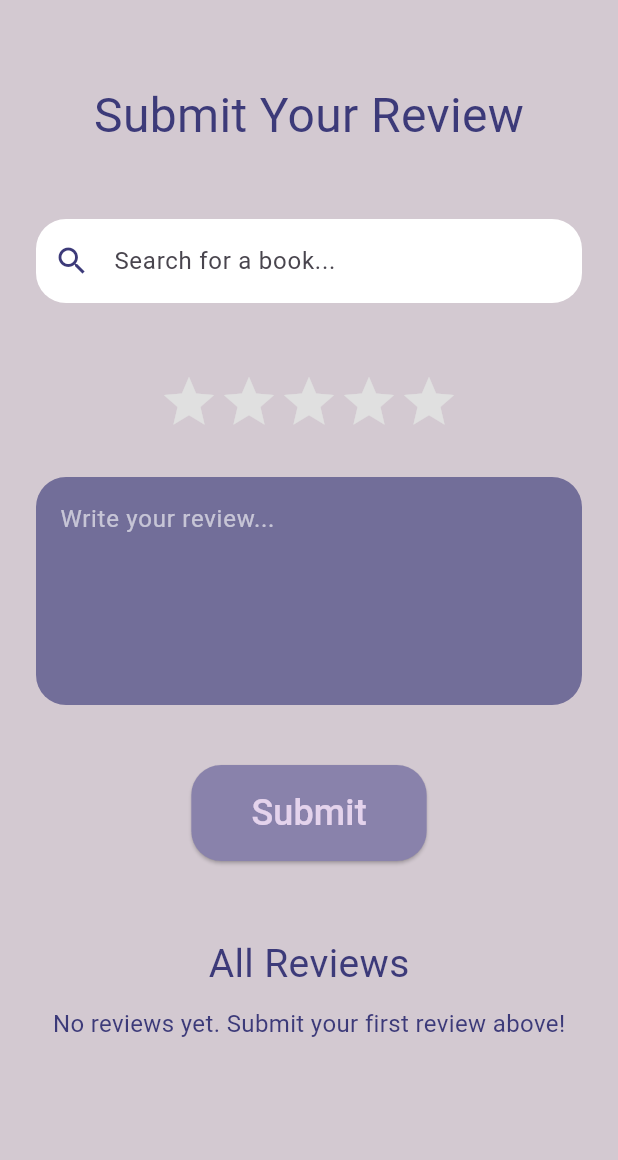
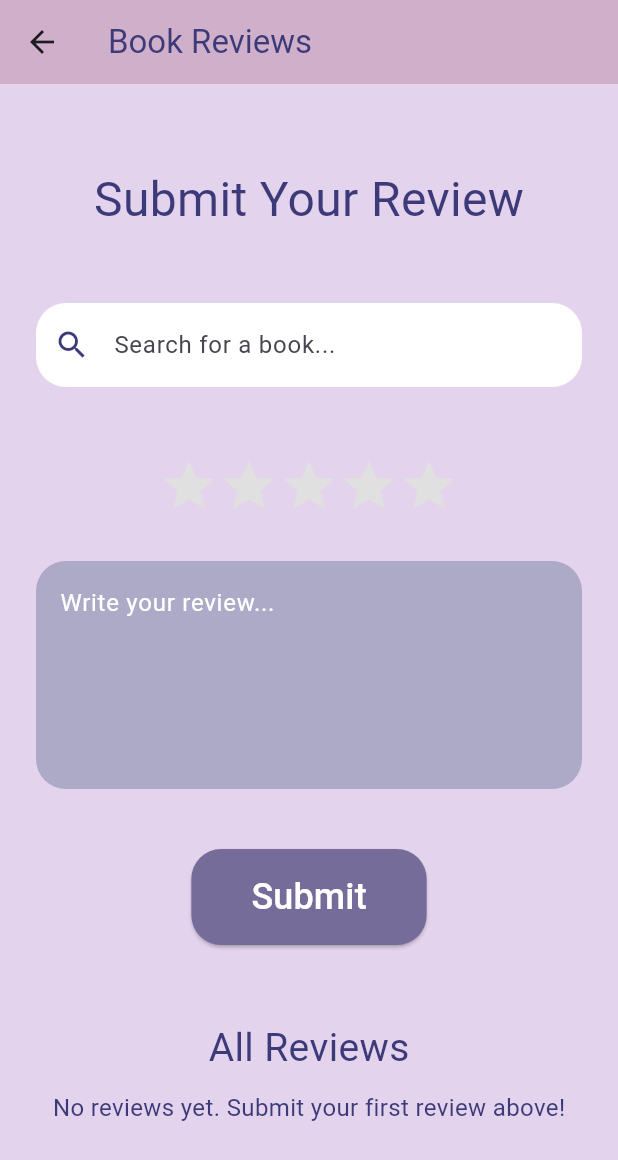
Before and after one commit to leyyenahsophie/CrystalBall, a Flutter app: the ReviewPage screen opened directly, on a phone screen of 412 x 824 dp. Shown: the top 1160 px of the screen. Run offline on Flutter 3.47's test engine with Material 3 defaults, Android fonts, the light colour scheme and no system bars; our stand-ins replace bottom_navy_bar, cloud_firestore, firebase_auth, firebase_core, flutter_dotenv, flutter_form_builder and 1 more; accounts and stored records are empty; generated files the repository leaves out were written again; Roboto replaces fonts that are missing (Josefin Slab).

Commit message:
final changes

```diff
--- a/crystal_ball/lib/review_screen.dart
+++ b/crystal_ball/lib/review_screen.dart
@@ -3,6 +3,7 @@ import 'package:firebase_auth/firebase_auth.dart';
 import 'package:cloud_firestore/cloud_firestore.dart';
 import 'database_service.dart';
 import 'api_service.dart';
+import 'colors.dart';
 
 class ReviewPage extends StatefulWidget {
   const ReviewPage({super.key});
@@ -323,7 +324,17 @@ class _ReviewPageState extends State<ReviewPage> {
   @override
   Widget build(BuildContext context) {
     return Scaffold(
-      backgroundColor: const Color(0xFFD3C9D1),
+      backgroundColor: AppColors.background,
+      appBar: AppBar(
+        title: const Text(
+          'Book Reviews',
+          style: TextStyle(
+            color: AppColors.textPrimary,
+            fontFamily: 'Josefin Slab',
+          ),
+        ),
+        backgroundColor: AppColors.primary,
+      ),
       body: SingleChildScrollView(
         padding: const EdgeInsets.all(24),
         child: Column(
@@ -335,7 +346,7 @@ class _ReviewPageState extends State<ReviewPage> {
               style: TextStyle(
                 fontSize: 32,
                 fontFamily: 'Josefin Slab',
-                color: Color(0xFF3C3A79),
+                color: AppColors.textPrimary,
               ),
             ),
             const SizedBox(height: 30),
@@ -355,21 +366,21 @@ class _ReviewPageState extends State<ReviewPage> {
               decoration: InputDecoration(
                 hintText: 'Write your review...',
                 filled: true,
-                fillColor: const Color(0xA33C3A79),
-                hintStyle: const TextStyle(color: Colors.white60),
+                fillColor: AppColors.secondary,
+                hintStyle: const TextStyle(color: AppColors.textSecondary),
                 border: OutlineInputBorder(
                   borderRadius: BorderRadius.circular(20),
                   borderSide: BorderSide.none,
                 ),
               ),
-              style: const TextStyle(color: Colors.white),
+              style: const TextStyle(color: AppColors.textPrimary),
             ),
             const SizedBox(height: 40),
 
             ElevatedButton(
               onPressed: submitReview,
               style: ElevatedButton.styleFrom(
-                backgroundColor: const Color(0xFF8982AB),
+                backgroundColor: AppColors.accent1,
                 padding: const EdgeInsets.symmetric(horizontal: 40, vertical: 15),
                 shape: RoundedRectangleBorder(
                   borderRadius: BorderRadius.circular(20),
@@ -380,7 +391,7 @@ class _ReviewPageState extends State<ReviewPage> {
                 style: TextStyle(
                   fontSize: 24,
                   fontFamily: 'Josefin Slab',
-                  color: Color(0xFFE4D3EC),
+                  color: AppColors.textSecondary,
                 ),
               ),
             ),
@@ -391,7 +402,7 @@ class _ReviewPageState extends State<ReviewPage> {
               style: TextStyle(
                 fontSize: 26,
                 fontFamily: 'Josefin Slab',
-                color: Color(0xFF3C3A79),
+                color: AppColors.textPrimary,
               ),
             ),
             const SizedBox(height: 10),
@@ -401,7 +412,7 @@ class _ReviewPageState extends State<ReviewPage> {
                 style: TextStyle(
                   fontSize: 16,
                   fontFamily: 'Josefin Slab',
-                  color: Color(0xFF3C3A79),
+                  color: AppColors.textPrimary,
                 ),
               )
             else
@@ -429,7 +440,7 @@ class _ReviewPageState extends State<ReviewPage> {
                       style: TextStyle(
                         fontSize: 16,
                         fontFamily: 'Josefin Slab',
-                        color: Color(0xFF3C3A79),
+                        color: AppColors.textPrimary,
                       ),
                     );
                   }
```
Also changed, not shown: crystal_ball/lib/discussion_boards.dart (+17 -17 lines), crystal_ball/lib/homescreen.dart (+43 -46 lines), crystal_ball/lib/profile.dart (+17 -16 lines), crystal_ball/lib/registration.dart (+15 -15 lines).
